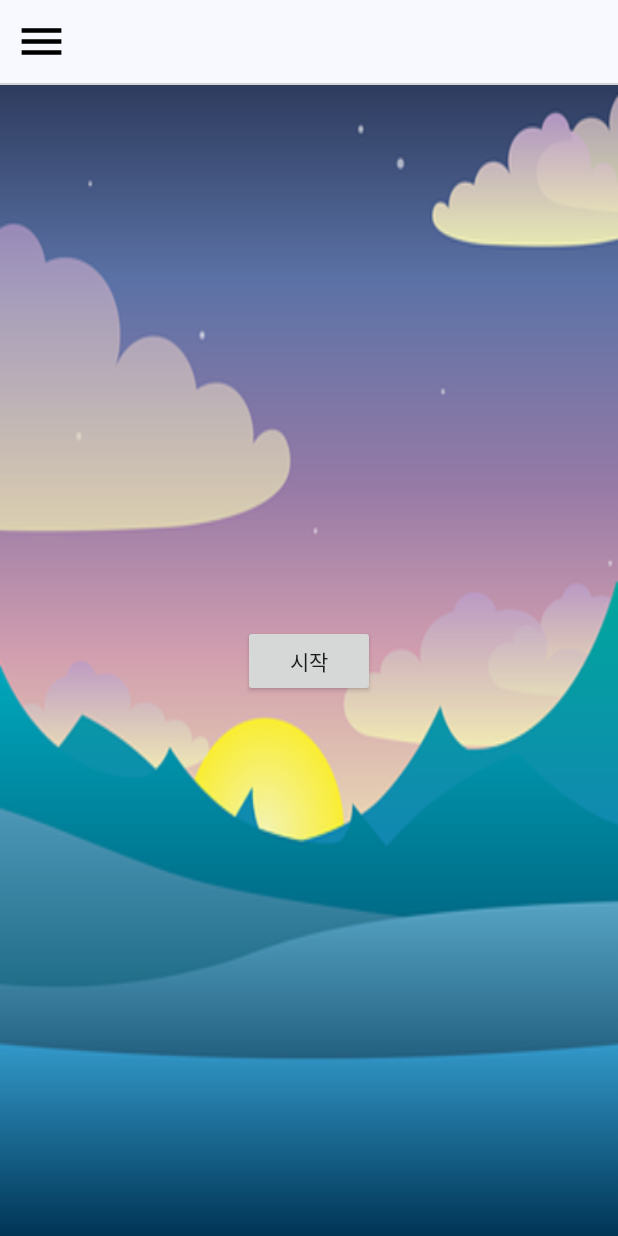
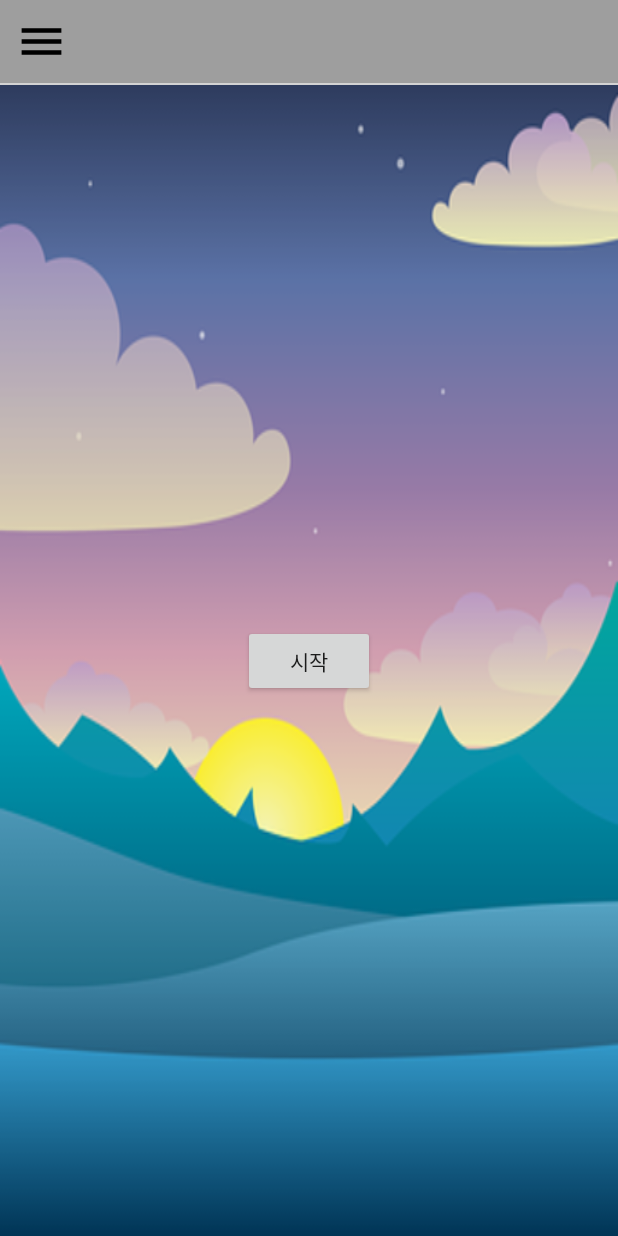
Before and after one commit to kyuchanE/NewBlackOut, an Android app: the screen it shows after launch (MainActivity), on a phone screen of 412 x 824 dp. Run offline under Robolectric (Android 15) with nearby library versions, the phone set to English and light mode, and no system bars.

Commit message:
wewew
wewew

```diff
--- a/NewBlackOut/app/src/main/java/com/androidtown/blackout/MainActivity.java
+++ b/NewBlackOut/app/src/main/java/com/androidtown/blackout/MainActivity.java
@@ -49,8 +49,8 @@ public class MainActivity extends AppCompatActivity {
         super.onCreate(savedInstanceState);
         setContentView(R.layout.activity_main);
 
-        ActivityCompat.requestPermissions(this, new String[]{Manifest.permission.ACCESS_FINE_LOCATION,},1);
-        ActivityCompat.requestPermissions(this, new String[]{Manifest.permission.ACCESS_COARSE_LOCATION},2);
+        ActivityCompat.requestPermissions(this, new String[]{Manifest.permission.ACCESS_FINE_LOCATION, Manifest.permission.ACCESS_COARSE_LOCATION, Manifest.permission.READ_SMS, Manifest.permission.READ_CALL_LOG},1);
+
 
 
         mContext = this;
--- a/NewBlackOut/app/src/main/java/com/androidtown/blackout/ResultActivity.java
+++ b/NewBlackOut/app/src/main/java/com/androidtown/blackout/ResultActivity.java
@@ -62,7 +62,7 @@ public class ResultActivity extends AppCompatActivity {
         fragmentManager = getSupportFragmentManager();
         fragmentTransaction = fragmentManager.beginTransaction();
 
-        ActivityCompat.requestPermissions(this, new String[]{Manifest.permission.READ_CALL_LOG}, 3);
+        //ActivityCompat.requestPermissions(this, new String[]{Manifest.permission.READ_CALL_LOG}, 3);
 
 
         bottomView.setOnNavigationItemSelectedListener(new BottomNavigationView.OnNavigationItemSelectedListener() {
--- a/NewBlackOut/app/src/main/java/com/androidtown/blackout/TimeFragment.java
+++ b/NewBlackOut/app/src/main/java/com/androidtown/blackout/TimeFragment.java
@@ -43,7 +43,7 @@ public class TimeFragment extends Fragment {
         Log.e("@@@@@", "@@@@@");
         Activity activity = (ResultActivity)getActivity();
         ArrayList<ItemForm> list = new ArrayList<>();//ItemFrom에서 받게되는 데이터를 어레이 리스트화 시킨다.
-        ActivityCompat.requestPermissions(activity, new String[]{Manifest.permission.READ_SMS},4);
+        //ActivityCompat.requestPermissions(activity, new String[]{Manifest.permission.READ_SMS},4);
 
 
         //*1time위해 추가한것
--- a/NewBlackOut/app/src/main/res/layout/toolbar.xml
+++ b/NewBlackOut/app/src/main/res/layout/toolbar.xml
@@ -6,7 +6,7 @@
     android:layout_height="56dp"
     app:contentInsetStart="0dp"
     android:id="@+id/tbMainbar"
-    android:background="@color/Ivory"
+    android:background="@color/Primary"
     >
 
     <android.support.constraint.ConstraintLayout
--- a/NewBlackOut/app/src/main/res/values/colors.xml
+++ b/NewBlackOut/app/src/main/res/values/colors.xml
@@ -10,4 +10,11 @@
     <color name="DimGray">#FF696969</color>
     <color name="Ivory">#FFF8F9FF</color>
     <color name="lightgray">#D3D3D3</color>
+
+    <color name="Dark_Primary">#616161</color>
+    <color name="Light_Primary">#F5F5F5</color>
+    <color name="Primary">#9E9E9E</color>
+    <color name="Primary_Text">#212121</color>
+    <color name="SecondaryText">#757575</color>
+    <color name="Divider_Color">#BDBDBD</color>
 </resources>
--- a/NewBlackOut/app/src/main/res/values/styles.xml
+++ b/NewBlackOut/app/src/main/res/values/styles.xml
@@ -3,8 +3,8 @@
     <!-- Base application theme. -->
     <style name="AppTheme" parent="Theme.AppCompat.Light.DarkActionBar">
         <!-- Customize your theme here. -->
-        <item name="colorPrimary">@color/LightSlateGray</item>
-        <item name="colorPrimaryDark">@color/lightgray</item>
+        <item name="colorPrimary">@color/Dark_Primary</item>
+        <item name="colorPrimaryDark">@color/Dark_Primary</item>
         <item name="colorAccent">@color/colorAccent</item>
         <item name="windowNoTitle">true</item>
 
```
